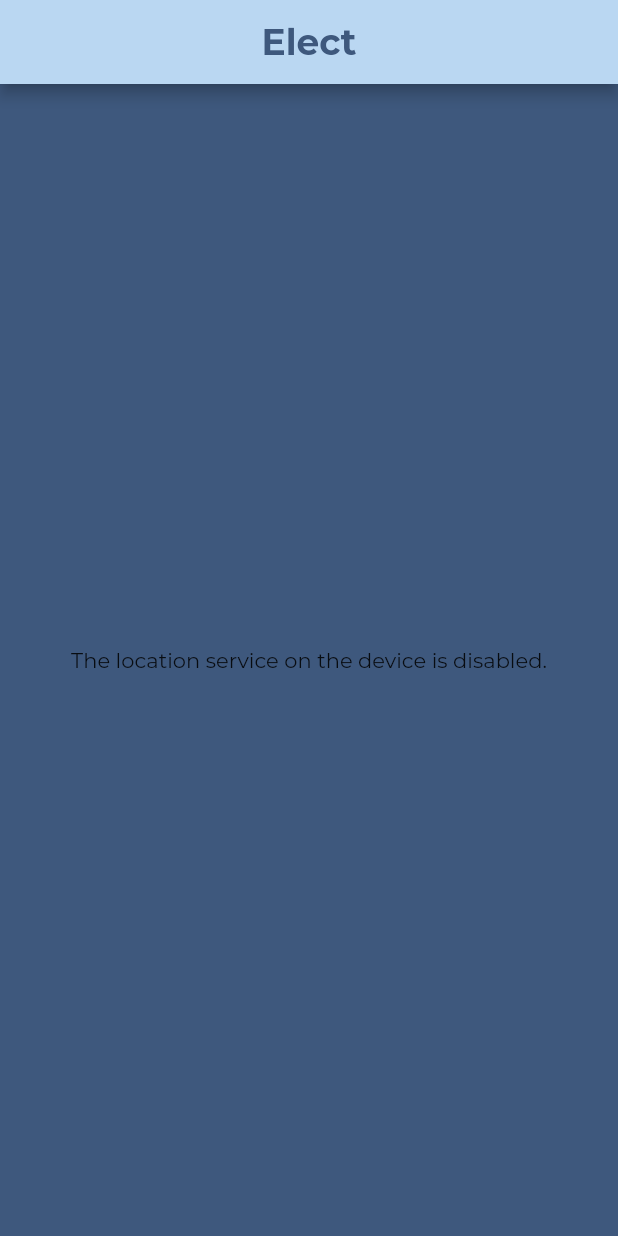
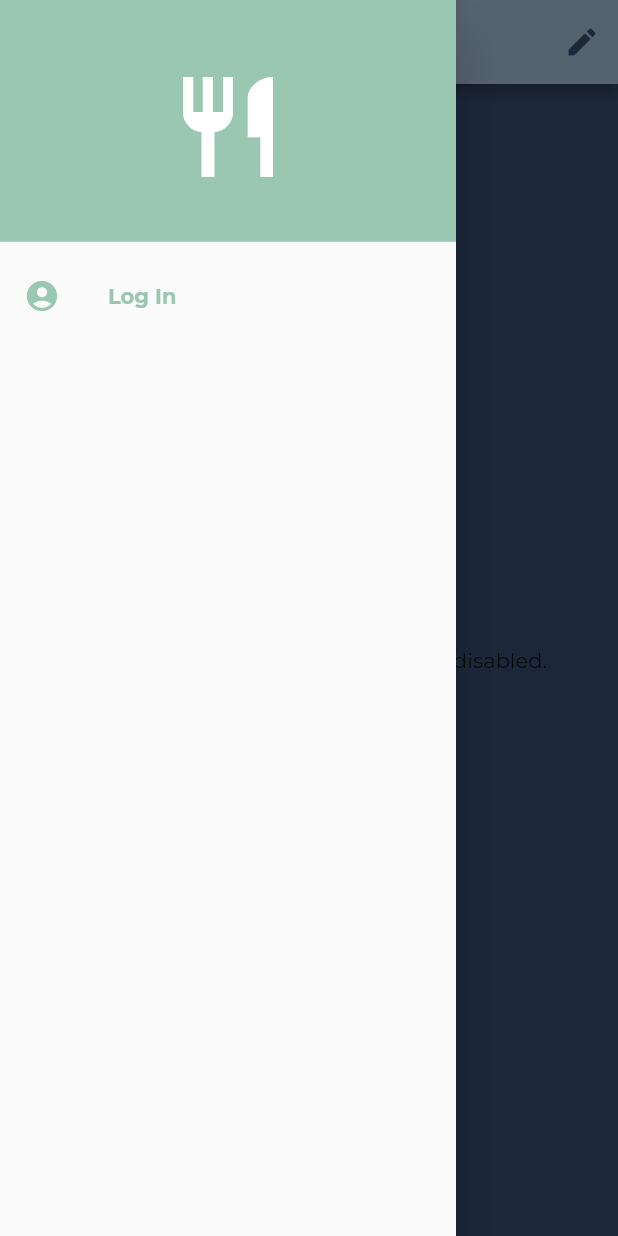
Before and after one commit to elect-for-the-indecisive/elect, a Flutter app: the screen it shows after launch, with the side drawer open (before the commit the screen has no drawer), on a phone screen of 412 x 824 dp. Run offline on Flutter 3.47's test engine with Material 2 defaults, Android fonts, the phone set to English and light mode, and no system bars; our stand-ins replace geolocator; missing offline and left inert: flutter_spinning_wheel.

```diff
--- a/lib/elector.dart
+++ b/lib/elector.dart
@@ -3,7 +3,7 @@ import 'dart:async';
 import 'package:flutter/material.dart';
 import 'package:flutter_spinning_wheel/flutter_spinning_wheel.dart';
 
-import './main.dart';
+import './restaurants.dart';
 
 // Elector is a stateful widget
 class Elector extends StatefulWidget {
@@ -79,9 +79,8 @@ class WheelStatus extends StatelessWidget {
       child: Text(
         '${restaurants[selected].name}',
         style: TextStyle(
-          fontSize: 20.0,
+          fontSize: 24.0,
           color: Color(0xffBAD7F2),
-          fontWeight: FontWeight.w100,
         ),
       ),
     );
--- a/lib/main.dart
+++ b/lib/main.dart
@@ -1,78 +1,45 @@
 import 'dart:async';
-import 'dart:convert';
 
 import 'package:elect/elector.dart';
 import 'package:flutter/material.dart';
-import 'package:http/http.dart' as http;
-import 'package:flutter/services.dart' show rootBundle;
-import 'package:geolocator/geolocator.dart';
+
+import './restaurants.dart';
 
 // render our app
 void main() {
   runApp(App());
 }
 
-// this function gets a list of Restuarant objects from the Places API
-Future<List<Restaurant>> fetchRestaurants() async {
-  Position position = await Geolocator()
-      .getCurrentPosition(desiredAccuracy: LocationAccuracy.high);
-  String location = '${position.latitude},${position.longitude}';
-  // load api key from secrets.json file
-  String secrets = await rootBundle.loadString('assets/secrets.json');
-  String apiKey = json.decode(secrets)['google_maps_api_key'];
-  // set up the URI for the places API
-  var uri =
-      Uri.https('maps.googleapis.com', '/maps/api/place/nearbysearch/json', {
-    'location': location,
-    'radius': '2000',
-    'type': 'restaurant',
-    'keyword': 'restaurant',
-    'key': '$apiKey'
-  }).toString();
-  print(uri);
-  // send an http request using http.get
-  // http.get returns a future that contains a response
-  final response = await http.get(uri);
-  // if we get a response, return a list of restaurants
-  // otherwise, throw an error
-  if (response.statusCode == 200) {
-    // convert the response body into a JSON map
-    var data = json.decode(response.body);
-    // get the restaurants from the JSON data
-    var restaurantsJson = data['results'] as List;
-    // map through the restaurants and create a list of Restaurant objects
-    List<Restaurant> restaurantsList = restaurantsJson
-        .map<Restaurant>((restaurant) => Restaurant.fromJson(restaurant))
-        .toList();
-    return restaurantsList;
-  } else {
-    throw Exception('Failed to load restaurants');
-  }
-}
-
-// this is a class that contains the data from an http request to the places api
-// an instance of this class is a plain old dart object for a particular restaurant
-class Restaurant {
-  final String name;
-
-  Restaurant({this.name});
-
-  // this is factory constructor that creates a Restaurant from JSON
-  factory Restaurant.fromJson(Map<String, dynamic> json) {
-    return Restaurant(
-      name: json['name'],
+class App extends StatelessWidget {
+  @override
+  Widget build(BuildContext context) {
+    return MaterialApp(
+      theme: ThemeData(fontFamily: 'Montserrat'),
+      home: Home(),
     );
   }
 }
 
-class App extends StatefulWidget {
+class Home extends StatefulWidget {
   @override
-  _AppState createState() => _AppState();
+  _HomeState createState() => _HomeState();
 }
 
-class _AppState extends State<App> {
+class _HomeState extends State<Home> {
   // the state will take in a list of Restaurant objects
   Future<List<Restaurant>> restaurants;
+
+  _showFiltersDialog() {
+    showDialog(
+      context: context,
+      builder: (BuildContext context) {
+        return SimpleDialog(
+          title: Text('Filters'),
+          children: [Text('Radius')],
+        );
+      },
+    );
+  }
 
   // fetch the restaurants using the fetchRestaurants function
   @override
@@ -83,9 +50,7 @@ class _AppState extends State<App> {
 
   @override
   Widget build(BuildContext context) {
-    return MaterialApp(
-      theme: ThemeData(fontFamily: 'Montserrat'),
-      home: Scaffold(
+    return Scaffold(
       backgroundColor: Color(0xff3E587D),
       appBar: AppBar(
         backgroundColor: Color(0xffBAD7F2),
@@ -97,6 +62,19 @@ class _AppState extends State<App> {
               fontWeight: FontWeight.bold),
         ),
         centerTitle: true,
+        actions: [
+          new IconButton(
+            icon: Icon(Icons.edit), //filter_list
+            onPressed: () => _showFiltersDialog(),
+          )
+        ],
+        leading: Builder(
+          builder: (context) => IconButton(
+            icon: Icon(Icons.menu),
+            onPressed: () => Scaffold.of(context).openDrawer(),
+          ),
+        ),
+        iconTheme: IconThemeData(color: Color(0xff3E587D)),
       ),
       body: Center(
         child:
@@ -122,6 +100,36 @@ class _AppState extends State<App> {
                   return CircularProgressIndicator();
             }),
       ),
+      drawer: Drawer(
+        child: ListView(
+          padding: EdgeInsets.zero,
+          children: [
+            DrawerHeader(
+              child: Icon(
+                Icons.restaurant,
+                size: 80,
+                color: Color(0xffffffff),
+              ),
+              decoration: BoxDecoration(color: Color(0xff99C7B1)),
+            ),
+            ListTile(
+              leading: Icon(
+                Icons.account_circle,
+                color: Color(0xff99C7B1),
+              ),
+              title: Text(
+                'Log In',
+                style: TextStyle(
+                  fontWeight: FontWeight.bold,
+                  color: Color(0xff99C7B1),
+                ),
+              ),
+              onTap: () {
+                // Update the state of the app
+              },
+            ),
+          ],
+        ),
       ),
     );
   }
```
Also changed, not shown: lib/restaurants.dart (added, +58 -0 lines). Lines whose indentation alone changed are shown as unchanged.
